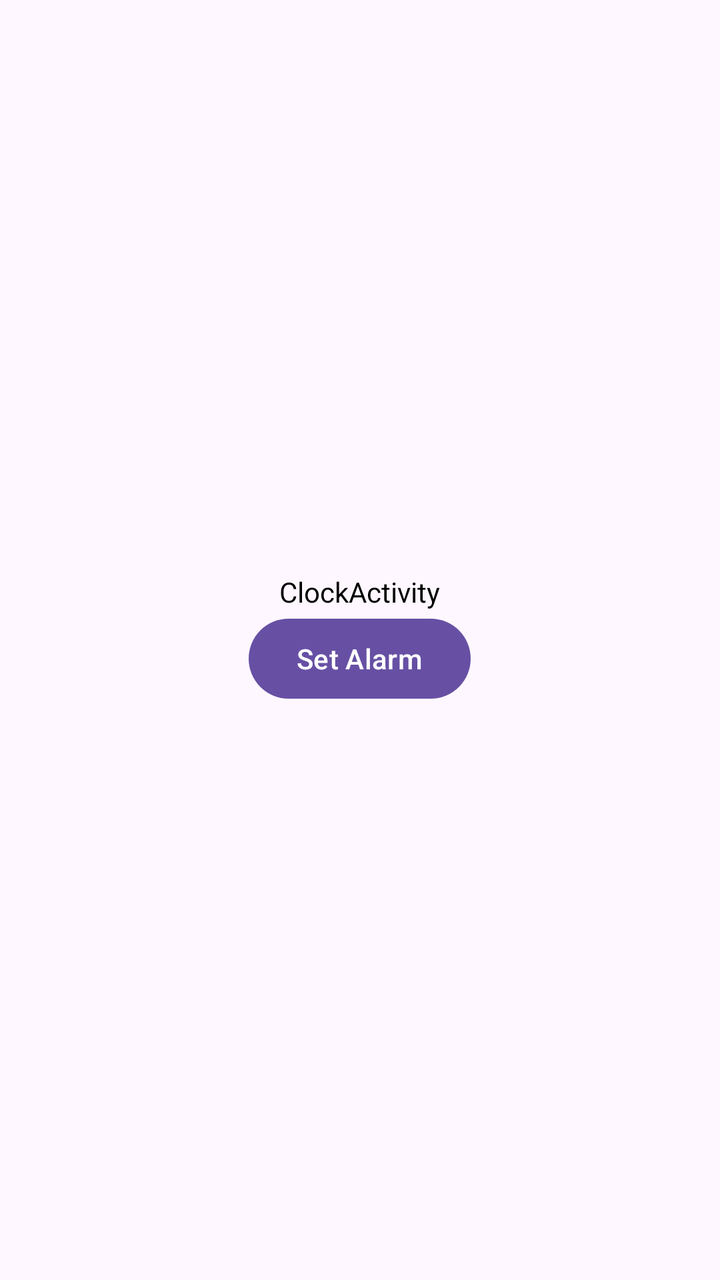
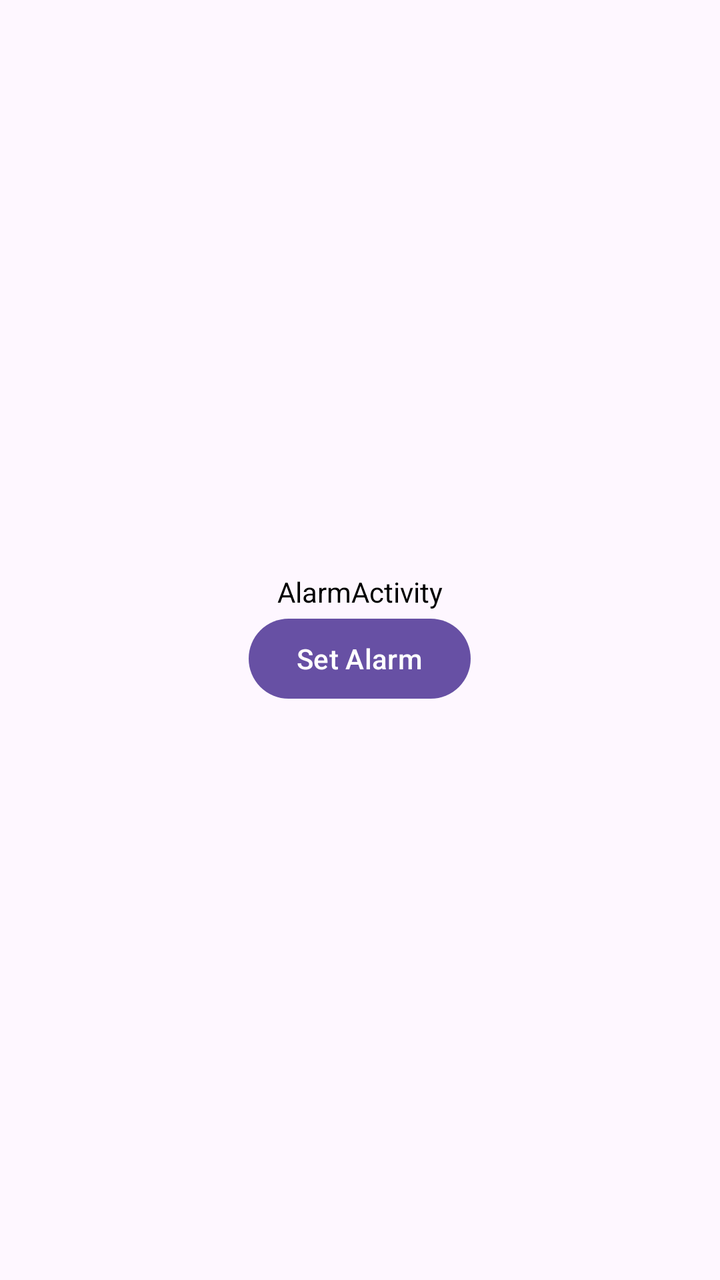

An Android layout rendered at two revisions. The XML below is the earlier revision; the diff shows what the commit changed to produce the second picture.
<!-- AndroidManifest.xml: application theme Theme.Zulnurainarshadepitafr -->
<!-- res/layout/activity_alaram.xml -->
<?xml version="1.0" encoding="utf-8"?>
<androidx.constraintlayout.widget.ConstraintLayout xmlns:android="http://schemas.android.com/apk/res/android"
    xmlns:app="http://schemas.android.com/apk/res-auto"
    xmlns:tools="http://schemas.android.com/tools"
    android:id="@+id/main"
    android:layout_width="match_parent"
    android:layout_height="match_parent"
    tools:context=".AlaramActivity">


    <LinearLayout
        android:layout_width="match_parent"
        android:layout_height="match_parent"
        android:orientation="vertical"
        android:gravity="center"
        >
        <TextView
            android:layout_width="wrap_content"
            android:layout_height="wrap_content"
            android:text="ClockActivity"
            android:textColor="@color/black"
            >
        </TextView>
        <Button
            android:id="@+id/setAlarmButton"
            android:layout_width="wrap_content"
            android:layout_height="wrap_content"
            android:text="Set Alarm" />

    </LinearLayout>

</androidx.constraintlayout.widget.ConstraintLayout>
<!-- resources referenced by this layout -->
<resources>
  <color name="black">#FF000000</color>
  <style name="Theme.Zulnurainarshadepitafr" parent="Base.Theme.Zulnurainarshadepitafr" />
  <style name="Base.Theme.Zulnurainarshadepitafr" parent="Theme.Material3.DayNight.NoActionBar">
          
          
      </style>
</resources>

<!-- the commit's change to res/layout/activity_alaram.xml (unified diff, before → after) -->
@@ -17,7 +17,7 @@
         <TextView
             android:layout_width="wrap_content"
             android:layout_height="wrap_content"
-            android:text="ClockActivity"
+            android:text="AlarmActivity"
             android:textColor="@color/black"
             >
         </TextView>
